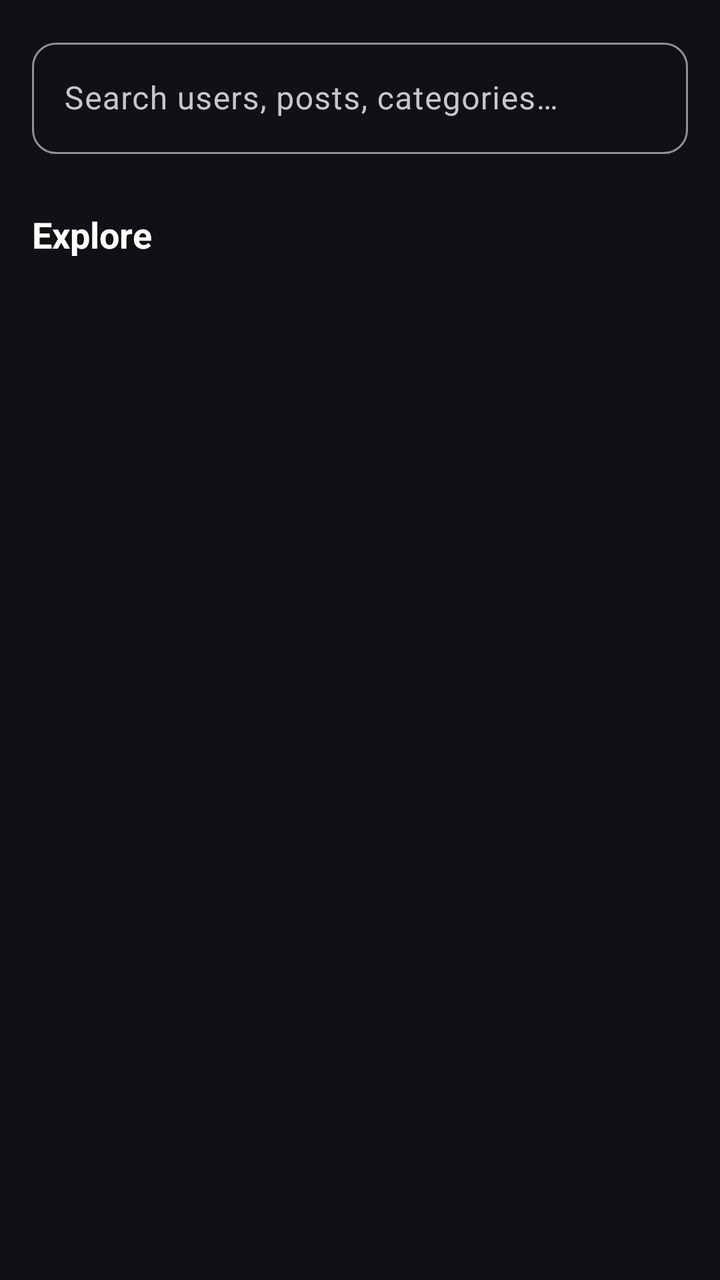
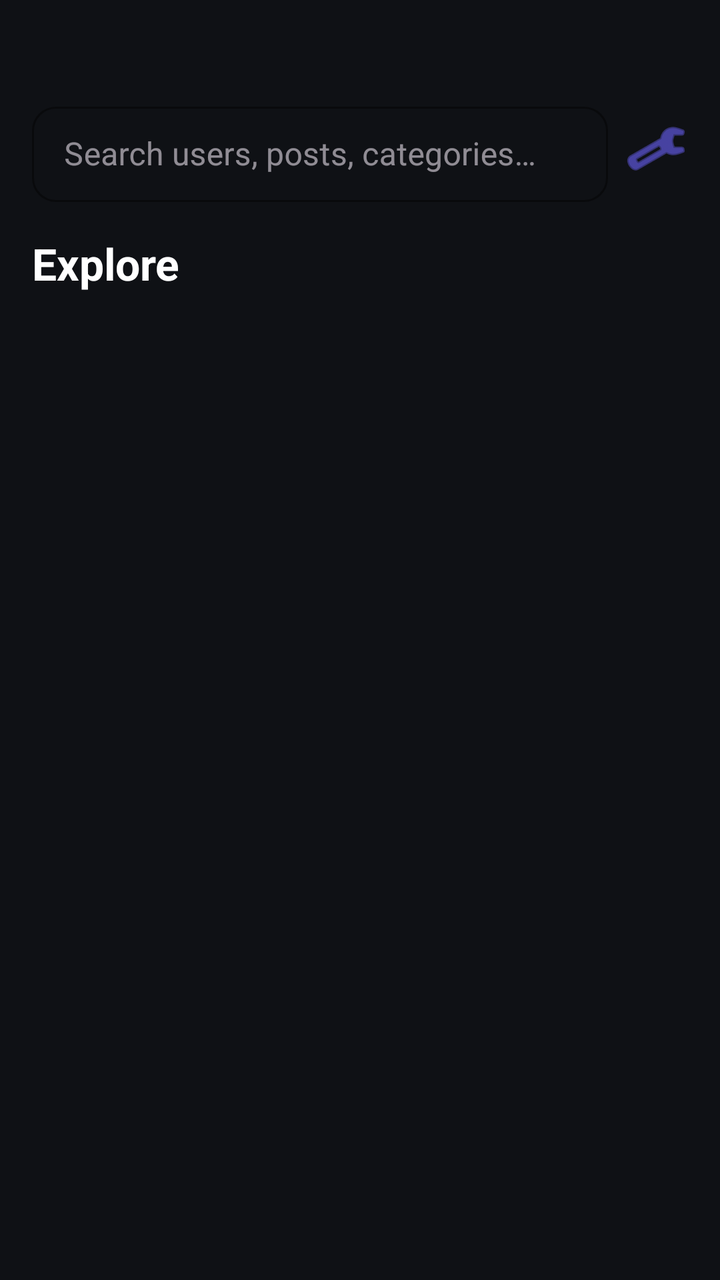

Before-and-after screenshots of an Android layout around one commit, followed by the original layout XML and the change that was made.
<!-- AndroidManifest.xml: application theme Theme.LifeOS -->
<!-- res/layout/fragment_explore.xml -->
<?xml version="1.0" encoding="utf-8"?>
<LinearLayout xmlns:android="http://schemas.android.com/apk/res/android"
    android:layout_width="match_parent"
    android:layout_height="match_parent"
    android:background="@color/background"
    android:orientation="vertical"
    android:padding="16dp">

    <com.google.android.material.textfield.TextInputLayout
        android:layout_width="match_parent"
        android:layout_height="wrap_content"
        android:hint="@string/search_hint">

        <com.google.android.material.textfield.TextInputEditText
            android:id="@+id/etSearch"
            android:layout_width="match_parent"
            android:layout_height="wrap_content" />
    </com.google.android.material.textfield.TextInputLayout>

    <androidx.recyclerview.widget.RecyclerView
        android:id="@+id/recyclerCategories"
        android:layout_width="match_parent"
        android:layout_height="wrap_content"
        android:layout_marginTop="12dp"
        android:orientation="horizontal" />

    <TextView
        android:layout_width="wrap_content"
        android:layout_height="wrap_content"
        android:layout_marginTop="16dp"
        android:text="@string/explore"
        android:textColor="@color/text_primary"
        android:textSize="18sp"
        android:textStyle="bold" />

    <androidx.recyclerview.widget.RecyclerView
        android:id="@+id/recyclerResults"
        android:layout_width="match_parent"
        android:layout_height="0dp"
        android:layout_marginTop="8dp"
        android:layout_weight="1" />
</LinearLayout>
<!-- resources referenced by this layout -->
<resources>
  <color name="background">#0F1115</color>
  <color name="text_primary">#FFFFFF</color>
  <string name="explore">Explore</string>
  <string name="search_hint">Search users, posts, categories…</string>
  <style name="Theme.LifeOS" parent="Base.Theme.LifeOS" />
  <style name="Base.Theme.LifeOS" parent="Theme.Material3.Dark.NoActionBar">
          <item name="colorPrimary">@color/primary_accent</item>
          <item name="colorSecondary">@color/secondary_accent</item>
          <item name="android:colorBackground">@color/background</item>
          <item name="colorSurface">@color/card_background</item>
          <item name="android:textColorPrimary">@color/text_primary</item>
          <item name="android:textColorSecondary">@color/text_secondary</item>
          <item name="android:statusBarColor">@color/background</item>
          <item name="android:navigationBarColor">@color/background</item>
          <item name="materialButtonStyle">@style/Widget.LifeOS.Button</item>
          <item name="textInputStyle">@style/Widget.LifeOS.TextInput</item>
      </style>
  <color name="primary_accent">#6C63FF</color>
  <color name="secondary_accent">#00D1FF</color>
  <color name="card_background">#1A1D24</color>
  <color name="text_secondary">#B0B3B8</color>
  <style name="Widget.LifeOS.Button" parent="Widget.Material3.Button">
          <item name="cornerRadius">16dp</item>
          <item name="android:textAllCaps">false</item>
      </style>
  <style name="Widget.LifeOS.TextInput" parent="Widget.Material3.TextInputLayout.OutlinedBox">
          <item name="boxCornerRadiusTopStart">12dp</item>
          <item name="boxCornerRadiusTopEnd">12dp</item>
          <item name="boxCornerRadiusBottomStart">12dp</item>
          <item name="boxCornerRadiusBottomEnd">12dp</item>
      </style>
</resources>

<!-- the commit's change to res/layout/fragment_explore.xml (unified diff, before → after) -->
@@ -1,42 +1,77 @@
 <?xml version="1.0" encoding="utf-8"?>
 <LinearLayout xmlns:android="http://schemas.android.com/apk/res/android"
+    xmlns:app="http://schemas.android.com/apk/res-auto"
     android:layout_width="match_parent"
     android:layout_height="match_parent"
     android:background="@color/background"
     android:orientation="vertical"
-    android:padding="16dp">
+    android:paddingTop="48dp"
+    android:paddingStart="16dp"
+    android:paddingEnd="16dp">
 
-    <com.google.android.material.textfield.TextInputLayout
+    
+    <LinearLayout
         android:layout_width="match_parent"
         android:layout_height="wrap_content"
-        android:hint="@string/search_hint">
+        android:orientation="horizontal"
+        android:gravity="center_vertical">
 
-        <com.google.android.material.textfield.TextInputEditText
-            android:id="@+id/etSearch"
-            android:layout_width="match_parent"
-            android:layout_height="wrap_content" />
-    </com.google.android.material.textfield.TextInputLayout>
+        <com.google.android.material.textfield.TextInputLayout
+            android:layout_width="0dp"
+            android:layout_height="wrap_content"
+            android:layout_weight="9"
+            android:hint="@string/search_hint"
+            app:boxStrokeColor="@color/primary_accent"
+            app:hintTextColor="@color/primary_accent"
+            style="@style/Widget.MaterialComponents.TextInputLayout.OutlinedBox.Dense">
 
+            <com.google.android.material.textfield.TextInputEditText
+                android:id="@+id/etSearch"
+                android:layout_width="match_parent"
+                android:layout_height="wrap_content"
+                android:inputType="text"
+                android:textColor="@color/text_primary" />
+        </com.google.android.material.textfield.TextInputLayout>
+
+        <ImageButton
+            android:id="@+id/btnFilter"
+            android:layout_width="0dp"
+            android:layout_height="48dp"
+            android:layout_weight="1"
+            android:layout_marginStart="8dp"
+            android:background="?attr/selectableItemBackgroundBorderless"
+            android:src="@android:drawable/ic_menu_manage"
+            android:contentDescription="Filter"
+            android:scaleType="centerInside"
+            app:tint="@color/primary_accent"/>
+    </LinearLayout>
+
+    
     <androidx.recyclerview.widget.RecyclerView
-        android:id="@+id/recyclerCategories"
+        android:id="@+id/recyclerSelectedCategories"
         android:layout_width="match_parent"
         android:layout_height="wrap_content"
-        android:layout_marginTop="12dp"
-        android:orientation="horizontal" />
+        android:layout_marginTop="8dp"
+        android:orientation="horizontal"
+        android:visibility="gone" />
 
     <TextView
+        android:id="@+id/tvExploreLabel"
         android:layout_width="wrap_content"
         android:layout_height="wrap_content"
         android:layout_marginTop="16dp"
         android:text="@string/explore"
         android:textColor="@color/text_primary"
-        android:textSize="18sp"
+        android:textSize="22sp"
         android:textStyle="bold" />
 
     <androidx.recyclerview.widget.RecyclerView
         android:id="@+id/recyclerResults"
         android:layout_width="match_parent"
         android:layout_height="0dp"
-        android:layout_marginTop="8dp"
-        android:layout_weight="1" />
+        android:layout_marginTop="12dp"
+        android:layout_weight="1"
+        android:clipToPadding="false"
+        android:paddingBottom="80dp"/>
+
 </LinearLayout>
